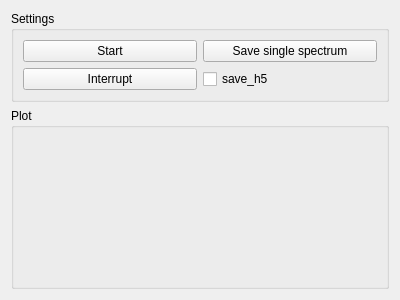
Above: spec_plot.ui from SarthakJariwala/HW_OceanOptics before the change. Below: the same form after it.
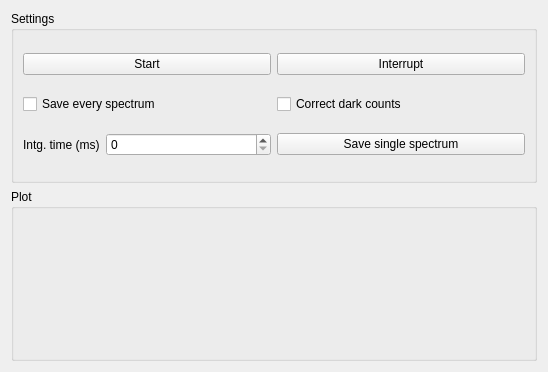
That is the form after the change.

Commit message: restructured measurement, updated ui

Diff of the .ui file:
```diff
--- a/spec_plot.ui
+++ b/spec_plot.ui
@@ -6,59 +6,80 @@
    <rect>
     <x>0</x>
     <y>0</y>
-    <width>400</width>
-    <height>300</height>
+    <width>548</width>
+    <height>372</height>
    </rect>
   </property>
   <property name="windowTitle">
    <string>Form</string>
   </property>
-  <layout class="QGridLayout" name="gridLayout_2" rowstretch="0,1">
+  <layout class="QGridLayout" name="gridLayout_2" rowstretch="0,0,0">
+   <item row="2" column="0">
+    <widget class="QGroupBox" name="plot_groupBox">
+     <property name="title">
+      <string>Plot</string>
+     </property>
+     <layout class="QVBoxLayout" name="verticalLayout"/>
+    </widget>
+   </item>
    <item row="0" column="0">
     <widget class="QGroupBox" name="settings_groupBox">
      <property name="title">
       <string>Settings</string>
      </property>
      <layout class="QGridLayout" name="gridLayout">
-      <item row="1" column="0">
-       <widget class="QPushButton" name="interrupt_pushButton">
-        <property name="text">
-         <string>Interrupt</string>
-        </property>
-       </widget>
-      </item>
-      <item row="0" column="0">
+      <item row="0" column="2">
        <widget class="QPushButton" name="start_pushButton">
         <property name="text">
          <string>Start</string>
         </property>
        </widget>
       </item>
-      <item row="0" column="1">
+      <item row="0" column="3">
+       <widget class="QPushButton" name="interrupt_pushButton">
+        <property name="text">
+         <string>Interrupt</string>
+        </property>
+       </widget>
+      </item>
+      <item row="1" column="2">
+       <widget class="QCheckBox" name="save_every_spec_checkBox">
+        <property name="text">
+         <string>Save every spectrum</string>
+        </property>
+       </widget>
+      </item>
+      <item row="5" column="2">
+       <layout class="QFormLayout" name="formLayout">
+        <item row="0" column="0">
+         <widget class="QLabel" name="label">
+          <property name="text">
+           <string>Intg. time (ms)</string>
+          </property>
+         </widget>
+        </item>
+        <item row="0" column="1">
+         <widget class="QSpinBox" name="intg_time_spinBox"/>
+        </item>
+       </layout>
+      </item>
+      <item row="5" column="3">
        <widget class="QPushButton" name="saveSingle_pushButton">
         <property name="text">
          <string>Save single spectrum</string>
         </property>
        </widget>
       </item>
-      <item row="1" column="1">
-       <widget class="QCheckBox" name="save_h5_checkBox">
+      <item row="1" column="3">
+       <widget class="QCheckBox" name="correct_dark_countscheckBox">
         <property name="text">
-         <string>save_h5</string>
+         <string>Correct dark counts</string>
         </property>
        </widget>
       </item>
      </layout>
     </widget>
    </item>
-   <item row="1" column="0">
-    <widget class="QGroupBox" name="plot_groupBox">
-     <property name="title">
-      <string>Plot</string>
-     </property>
-     <layout class="QVBoxLayout" name="verticalLayout"/>
-    </widget>
-   </item>
   </layout>
  </widget>
  <resources/>
```
The commit also changes 2 other files.
